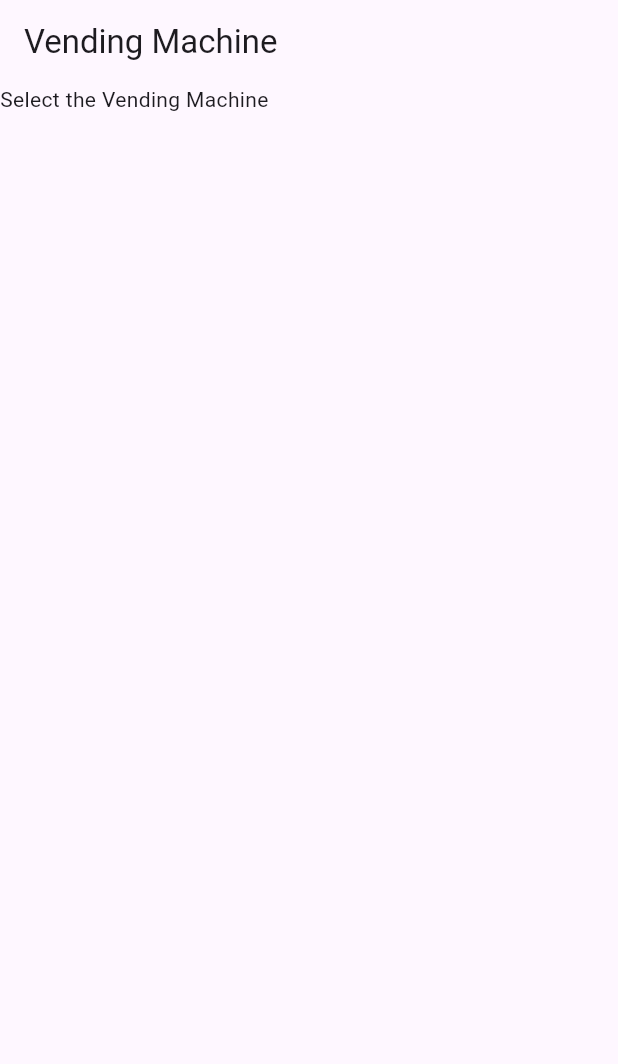
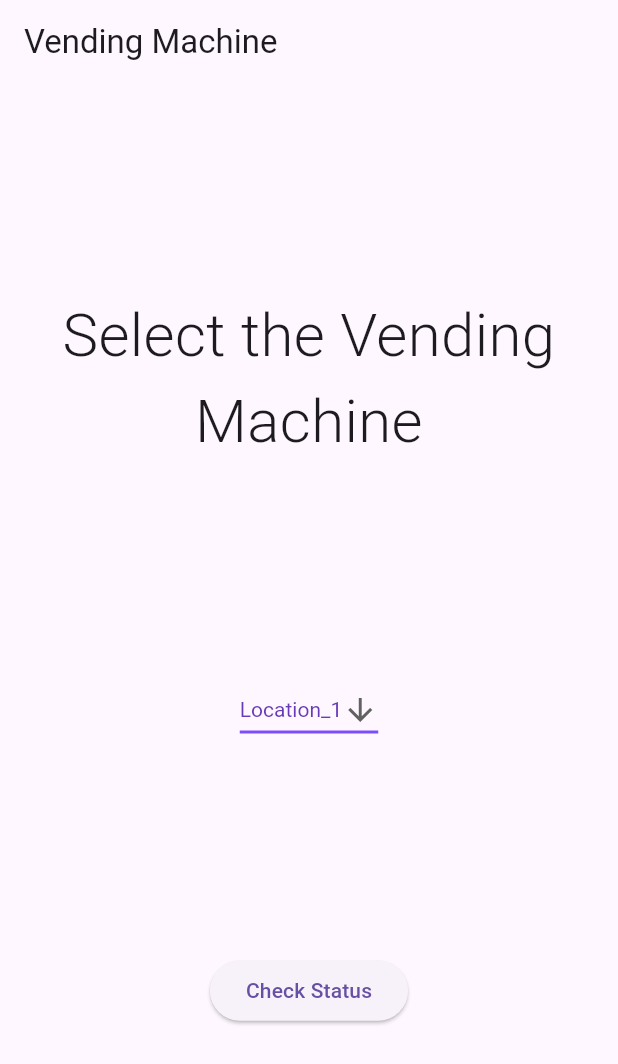
Before and after one commit to r0b0am13/Machine_Status_System, a Flutter app: the screen it shows after launch, on a phone screen of 412 x 824 dp. Shown: the top 1064 px of the screen. Run offline on Flutter 3.47's test engine with Material 3 defaults, Android fonts, the phone set to English and light mode, and no system bars; our stand-ins replace cloud_firestore, firebase_core, lottie; accounts and stored records are empty.

Commit message:
choose screen stuff

```diff
--- a/lib/screens/choose.dart
+++ b/lib/screens/choose.dart
@@ -1,24 +1,14 @@
 import 'package:flutter/material.dart';
 import 'package:cloud_firestore/cloud_firestore.dart';
 
-void getMachineNames() async {
-  try {
-    // Get a reference to the 'machines' collection
-    CollectionReference machinesCollection =
-        FirebaseFirestore.instance.collection('Vending_Machines');
-
-    // Get the documents in the 'machines' collection
-    QuerySnapshot machinesSnapshot =
-        await machinesCollection.doc("Location_1").collection("items").get();
-
-    // Iterate through the documents and print their names
-    machinesSnapshot.docs.forEach((DocumentSnapshot document) {
-      print('Machine Name: ${document.id}');
-    });
-  } catch (e) {
-    print('Error getting machine names: $e');
-  }
-}
+String dropdown = locs.first;
+const List<String> locs = [
+  "Location_1",
+  "Location_2",
+  "Location_3",
+  "Location_4",
+  "Location_5"
+];
 
 class Choose extends StatefulWidget {
   const Choose({super.key});
@@ -32,16 +22,58 @@ class _ChooseState extends State<Choose> {
   void initState() {
     super.initState();
     print("Hello");
-    getMachineNames();
   }
 
   Widget build(BuildContext context) {
     return Scaffold(
         appBar: AppBar(title: Text('Vending Machine')),
-        body: Column(
-          children: [
-            Text("Select the Vending Machine"),
-          ],
+        body: SafeArea(
+          child: Center(
+            child: Column(
+                mainAxisAlignment: MainAxisAlignment.spaceEvenly,
+                crossAxisAlignment: CrossAxisAlignment.center,
+                children: [
+                  Text(
+                    "Select the Vending Machine",
+                    style: TextStyle(
+                      fontSize: 40,
+                      fontWeight: FontWeight.w300,
+                    ),
+                    textAlign: TextAlign.center,
+                  ),
+                  DropdownButton<String>(
+                    value: dropdown,
+                    icon: const Icon(Icons.arrow_downward),
+                    elevation: 16,
+                    style: const TextStyle(color: Colors.deepPurple),
+                    underline: Container(
+                      height: 2,
+                      color: Colors.deepPurpleAccent,
+                    ),
+                    onChanged: (String? value) {
+                      // This is called when the user selects an item.
+                      setState(() {
+                        dropdown = value!;
+                      });
+                    },
+                    items: locs.map<DropdownMenuItem<String>>((String value) {
+                      return DropdownMenuItem<String>(
+                        value: value,
+                        child: Text(value),
+                      );
+                    }).toList(),
+                  ),
+                  ElevatedButton(
+                      onPressed: () {
+                        Navigator.pushNamed(
+                          context,
+                          '/status',
+                          arguments: dropdown,
+                        );
+                      },
+                      child: Text("Check Status"))
+                ]),
+          ),
         ));
   }
 }
```
Also changed, not shown: lib/screens/splash_screen.dart (+10 -12 lines).
